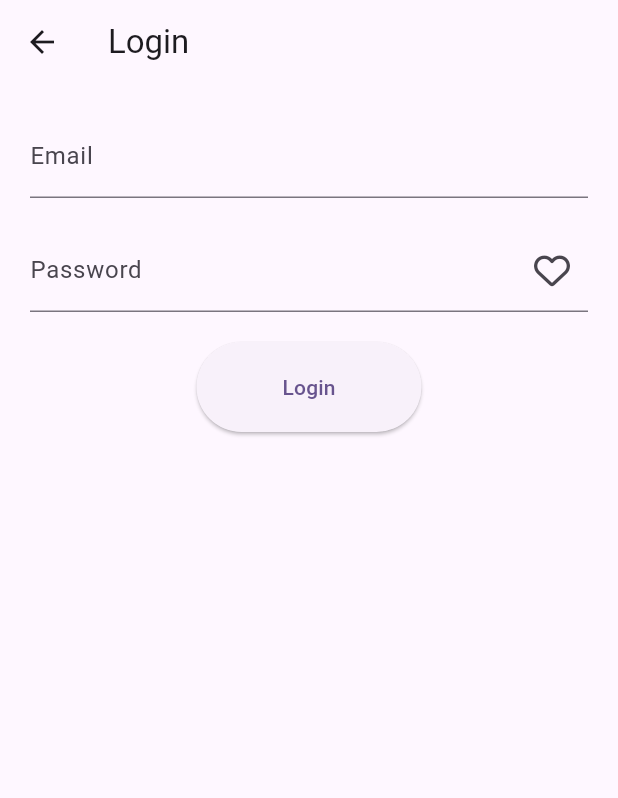
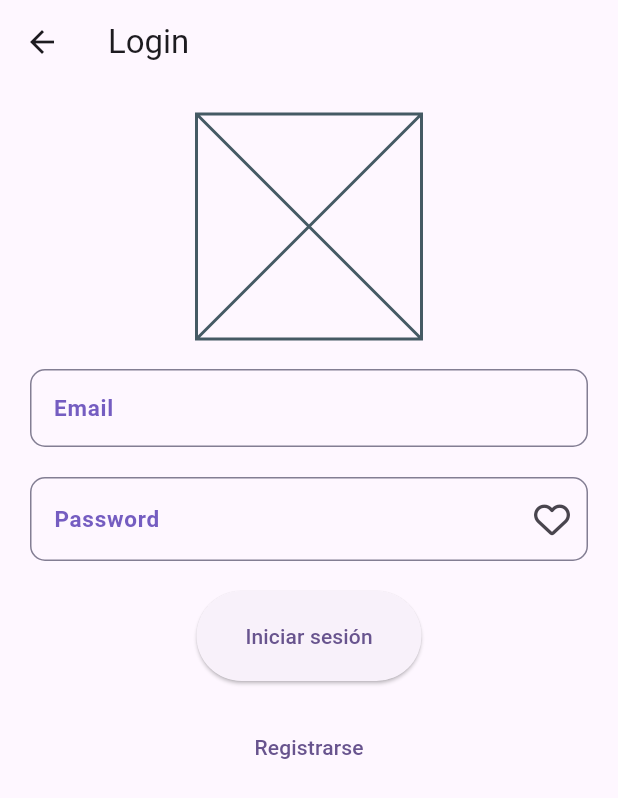
Before and after one commit to ulisesUliiACC/ArryUwu, a Flutter app: the LoginScreen screen opened by its route, on a phone screen of 412 x 824 dp. Shown: the top 798 px of the screen. Run offline on Flutter 3.47's test engine with Material 3 defaults, Android fonts, the phone set to English and light mode, and no system bars; our stand-ins replace font_awesome_flutter, lottie; Roboto replaces fonts that are missing (Poppins).

Commit message:
pantalla de registro y login  con animaciones

```diff
--- a/lib/auth/ui/login_screen.dart
+++ b/lib/auth/ui/login_screen.dart
@@ -1,6 +1,9 @@
+import 'package:flutter/cupertino.dart';
+import 'package:lottie/lottie.dart';
+
 import 'package:flutter/material.dart';
 import 'package:font_awesome_flutter/font_awesome_flutter.dart';
-
+import 'package:arryuwu/auth/ui/RegisterScreen.dart'; // Import RegisterScreen
 
 class LoginScreen extends StatefulWidget {
   const LoginScreen({super.key});
@@ -13,7 +16,8 @@ class _LoginPageState extends State<LoginScreen> {
   final _formKey = GlobalKey<FormState>();
   final _emailController = TextEditingController();
   final _passwordController = TextEditingController();
-  bool _obscurePassword = true; // Variable para controlar la visibilidad
+  bool _obscurePassword = true; // Variable to control password visibility
+  bool _showRegistrationForm = false; // Variable to control form type
 
   @override
   void dispose() {
@@ -26,67 +30,178 @@ class _LoginPageState extends State<LoginScreen> {
   Widget build(BuildContext context) {
     return Scaffold(
       appBar: AppBar(
-        title: const Text('Login'),
+        title: Text(_showRegistrationForm ? 'Registro' : 'Login'),
       ),
       body: SingleChildScrollView(
         padding: const EdgeInsets.all(20.0),
+        child: Center(
           child: Form(
             key: _formKey,
             child: Column(
               mainAxisAlignment: MainAxisAlignment.center,
               children: <Widget>[
+                // Image placeholder (replace with your actual image widget)
+                //aquiva el archivo  lottie
+                const SizedBox(
+                  height: 150,
+                  width: 150,
+                  child: Placeholder(),
+                ),
+                const SizedBox(height: 20),
+
                 // Email input field
                 TextFormField(
                   controller: _emailController,
+                  textAlign: TextAlign.center,
+                  style: const TextStyle(
+                    color: Color(0xFF393939),
+                    fontSize: 13,
+                    fontFamily: 'Poppins',
+                    fontWeight: FontWeight.w400,
+                  ),
                   decoration: const InputDecoration(
                     labelText: 'Email',
+                    labelStyle: TextStyle(
+                      color: Color(0xFF755DC1),
+                      fontSize: 15,
+                      fontFamily: 'Poppins',
+                      fontWeight: FontWeight.w600,
+                    ),
+                    enabledBorder: OutlineInputBorder(
+                      borderRadius: BorderRadius.all(Radius.circular(10)),
+                      borderSide: BorderSide(
+                        width: 1,
+                        color: Color(0xFF837E93),
+                      ),
+                    ),
+                    focusedBorder: OutlineInputBorder(
+                      borderRadius: BorderRadius.all(Radius.circular(10)),
+                      borderSide: BorderSide(
+                        width: 1,
+                        color: Color(0xFF9F7BFF),
+                      ),
+                    ),
+                    errorBorder: OutlineInputBorder(
+                      borderRadius: BorderRadius.all(Radius.circular(10)),
+                      borderSide: BorderSide(
+                        width: 1,
+                        color: Colors.red,
+                      ),
+                    ),
+                    focusedErrorBorder: OutlineInputBorder(
+                      borderRadius: BorderRadius.all(Radius.circular(10)),
+                      borderSide: BorderSide(
+                        width: 1,
+                        color: Colors.red,
+                      ),
+                    ),
                   ),
                   validator: (value) {
                     if (value == null || value.isEmpty) {
-                    return 'Please enter your email';
+                      return 'Por favor, ingrese un correo electrónico';
+                    }
+                    // RegExp para validar correo electrónico
+                    final emailRegex = RegExp(
+                        r'^[a-zA-Z0-9._%+-]+@[a-zA-Z0-9.-]+\.[a-zA-Z]{2,}$');
+                    if (!emailRegex.hasMatch(value)) {
+                      return 'Por favor, ingrese un correo electrónico válido';
                     }
                     return null;
                   },
                 ),
                 const SizedBox(height: 20),
+
                 // Password input field
                 TextFormField(
                   controller: _passwordController,
                   obscureText: _obscurePassword,
                   decoration: InputDecoration(
                     labelText: 'Password',
+                    labelStyle: const TextStyle(
+                      color: Color(0xFF755DC1),
+                      fontSize: 15,
+                      fontFamily: 'Poppins',
+                      fontWeight: FontWeight.w600,
+                    ),
                     suffixIcon: IconButton(
-                    icon: Icon(_obscurePassword ? FontAwesomeIcons.heart : FontAwesomeIcons.heartBroken),
+                      icon: Icon(_obscurePassword
+                          ? FontAwesomeIcons.heart
+                          : FontAwesomeIcons.heartBroken),
                       onPressed: () {
                         setState(() {
                           _obscurePassword = !_obscurePassword;
                         });
                       },
                     ),
+                    enabledBorder: const OutlineInputBorder(
+                      borderRadius: BorderRadius.all(Radius.circular(10)),
+                      borderSide: BorderSide(
+                        width: 1,
+                        color: Color(0xFF837E93),
+                      ),
+                    ),
+                    focusedBorder: const OutlineInputBorder(
+                      borderRadius: BorderRadius.all(Radius.circular(10)),
+                      borderSide: BorderSide(
+                        width: 1,
+                        color: Color(0xFF9F7BFF),
+                      ),
+                    ),
+                    errorBorder: const OutlineInputBorder(
+                      borderRadius: BorderRadius.all(Radius.circular(10)),
+                      borderSide: BorderSide(
+                        width: 1,
+                        color: Colors.red,
+                      ),
+                    ),
+                    focusedErrorBorder:const  OutlineInputBorder(
+                      borderRadius: BorderRadius.all(Radius.circular(10)),
+                      borderSide: BorderSide(
+                        width: 1,
+                        color: Colors.red,
+                      ),
+                    ),
                   ),
                   validator: (value) {
                     if (value == null || value.isEmpty) {
-                    return 'Please enter your password';
+                      return 'Por favor, ingrese su contraseña';
                     }
                     return null;
                   },
                 ),
                 const SizedBox(height: 20),
-              // Login button
+
+                // Login/Register button
                 ElevatedButton(
                   onPressed: () {
                     if (_formKey.currentState!.validate()) {
-                    // Perform login action with the provided email and password
+                      // Perform login or registration action based on _showRegistrationForm
                       // ...
                     }
                   },
                   style: ElevatedButton.styleFrom(
-                    minimumSize: const Size(150, 50), // Ajusta el ancho y alto
-                    padding: const EdgeInsets.all(20), // Espacio alrededor del texto
+                    minimumSize: const Size(150, 50),
+                    padding: const EdgeInsets.all(20),
                   ),
-                child: const Text('Login'),
+                  child:
+                  Text(_showRegistrationForm ? 'Registrarse' : 'Iniciar sesión'),
+                ),
+                const SizedBox(height: 20),
+
+                // Toggle form type button
+                TextButton(
+                  onPressed: () {
+                    Navigator.push(
+                      context,
+                      MaterialPageRoute(
+                          builder: (context) => const RegisterScreen()), // Navigate to RegisterScreen
+                    );
+                  },
+                  child:
+                  Text(_showRegistrationForm ? 'Iniciar sesión' : 'Registrarse'),
                 ),
               ],
+            ),
           ),
         ),
       ),
--- a/lib/lib/auth/ui/login_screen.dart
+++ /dev/null
@@ -1 +0,0 @@
-// TODO Implement this library.
--- a/lib/main.dart
+++ b/lib/main.dart
@@ -1,5 +1,6 @@
 import 'package:flutter/material.dart';
 import 'package:arryuwu/auth/ui/login_screen.dart'; // Import LoginPage
+import 'package:arryuwu/auth/ui/loading_screen.dart';
 
 
 void main() {
@@ -18,8 +19,9 @@ class MyApp extends StatelessWidget {
         useMaterial3: true,
       ),
       // Set initial route to '/login' to show LoginPage first
-      initialRoute: '/login',
+      initialRoute: '/',
       routes: {
+        '/': (context) => LoadingScreen(),
         '/login': (context) => const LoginScreen(),
         // Add other routes for different screens here (optional)
       },
```
Also changed, not shown: assets/lottie/loading_animation.json (added, +1 -0 lines), lib/Arry/arry.dart (added, +19 -0 lines), lib/auth/ui/RegisterScreen.dart (added, +216 -0 lines), lib/auth/ui/loading_screen.dart (added, +34 -0 lines), pubspec.yaml (+6 -1 lines), pubspec.lock. Lines whose indentation alone changed are shown as unchanged.
